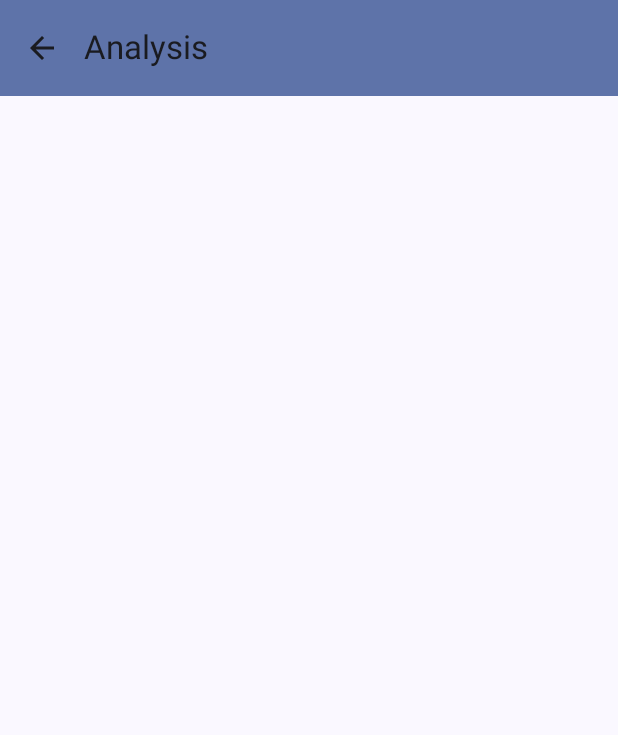
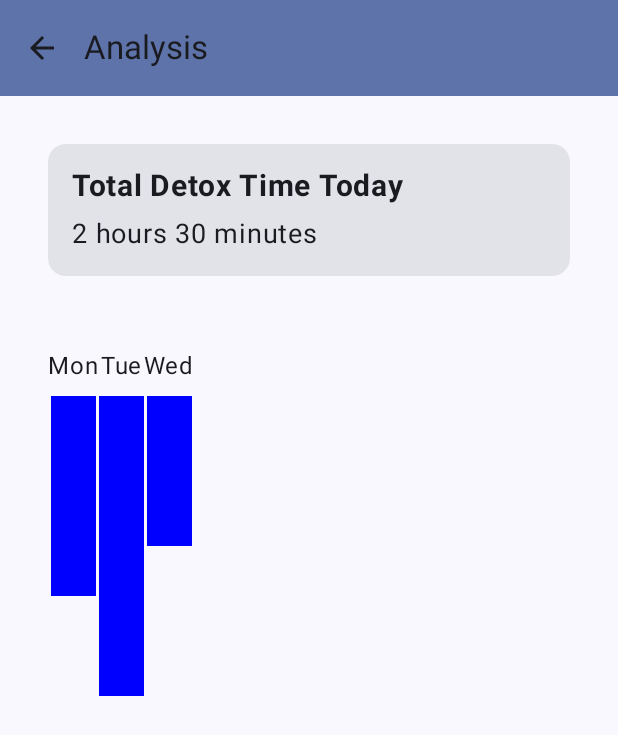
Before and after one commit to CZ4052-cloud-computing-project/CZ4052_group_project_frontend, an Android app built with Jetpack Compose: the AnalysisScreen screen opened through its navigation route, on a phone screen of 412 x 824 dp. Shown: the top 735 px of the screen. Run offline under Robolectric (Android 15) with nearby library versions, the phone set to English and light mode, and no system bars.

Commit message:
added goal, leaderboard and analysis drafts

```diff
--- /dev/null
+++ b/Digital_detox_app/app/src/main/java/com/example/digital_detox_app/AnalysisScreen.kt
@@ -0,0 +1,116 @@
+import androidx.compose.foundation.background
+import androidx.compose.foundation.layout.Box
+import androidx.compose.foundation.layout.Column
+import androidx.compose.foundation.layout.Row
+import androidx.compose.foundation.layout.Spacer
+import androidx.compose.foundation.layout.fillMaxSize
+import androidx.compose.foundation.layout.fillMaxWidth
+import androidx.compose.foundation.layout.height
+import androidx.compose.foundation.layout.padding
+import androidx.compose.foundation.layout.size
+import androidx.compose.material3.Card
+import androidx.compose.material3.MaterialTheme
+import androidx.compose.material3.Surface
+import androidx.compose.material3.Text
+import androidx.compose.runtime.Composable
+import androidx.compose.ui.Alignment
+import androidx.compose.ui.Modifier
+import androidx.compose.ui.graphics.Color
+import androidx.compose.ui.text.font.FontWeight
+import androidx.compose.ui.tooling.preview.Preview
+import androidx.compose.ui.unit.dp
+import androidx.compose.ui.unit.sp
+import androidx.compose.ui.unit.times
+import com.example.digital_detox_app.ui.theme.Digital_detox_appTheme
+
+@Composable
+fun TotalDetoxTimeCard(totalDetoxTime: String) {
+    Card(
+        modifier = Modifier
+            .fillMaxWidth()
+            .padding(16.dp)
+    ) {
+        Column(
+            modifier = Modifier.padding(16.dp)
+        ) {
+            Text(
+                text = "Total Detox Time Today",
+                fontSize = 20.sp,
+                fontWeight = FontWeight.Bold
+            )
+            Spacer(modifier = Modifier.height(8.dp))
+            Text(
+                text = totalDetoxTime,
+                fontSize = 18.sp
+            )
+        }
+    }
+}
+
+@Composable
+fun BarGraph(dataPoints: List<Pair<String, Int>>) {
+    val maxValue = dataPoints.maxOf { it.second }
+    val maxHeight = 200.dp // Maximum height for the bar graph
+    val barWidth = 30.dp
+
+    Row(
+        modifier = Modifier
+            .fillMaxWidth()
+            .padding(16.dp)
+    ) {
+        dataPoints.forEach { (day, detoxTime) ->
+            Column(
+                horizontalAlignment = Alignment.CenterHorizontally
+            ) {
+                Text(text = day)
+                Spacer(modifier = Modifier.height(8.dp))
+                Box(
+                    modifier = Modifier
+                        .size(barWidth, (detoxTime.toFloat() / maxValue.toFloat()) * maxHeight)
+                        .background(Color.Blue)
+                )
+            }
+        }
+    }
+}
+
+@Composable
+fun AnalysisPage(totalDetoxTime: String, dataPoints: List<Pair<String, Int>>) {
+
+        Column(
+            modifier = Modifier
+                .fillMaxSize()
+                .padding(16.dp)
+        ) {
+            TotalDetoxTimeCard(totalDetoxTime = totalDetoxTime)
+            Spacer(modifier = Modifier.height(16.dp))
+            BarGraph(dataPoints = dataPoints)
+        }
+
+}
+
+@Composable
+fun AnalysisScreen() {
+    // Dummy data
+    val totalDetoxTime = "2 hours 30 minutes"
+    val dataPoints = listOf(
+        "Mon" to 120, // 2 hours
+        "Tue" to 180, // 3 hours
+        "Wed" to 90    // 1 hour 30 minutes
+    )
+
+    AnalysisPage(totalDetoxTime = totalDetoxTime, dataPoints = dataPoints)
+}
+
+@Preview(showBackground = true)
+@Composable
+fun AnalysisScreenPreview() {
+    Digital_detox_appTheme {
+        Surface(
+            modifier = Modifier.fillMaxSize(),
+            color = MaterialTheme.colorScheme.background
+        ) {
+            AnalysisScreen()
+        }
+    }
+}
--- a/Digital_detox_app/app/src/main/java/com/example/digital_detox_app/DigitalDetoxScreen.kt
+++ b/Digital_detox_app/app/src/main/java/com/example/digital_detox_app/DigitalDetoxScreen.kt
@@ -1,7 +1,10 @@
 package com.example.digital_detox_app
 
+import AnalysisScreen
+import LeaderboardEntry
 import MainMenuScreen
 import StartDetoxScreen
+import LeaderboardScreen
 import androidx.annotation.StringRes
 import androidx.compose.foundation.layout.fillMaxSize
 import androidx.compose.foundation.layout.padding
@@ -15,6 +18,7 @@ import androidx.compose.material3.Icon
 import androidx.compose.material3.IconButton
 import androidx.compose.material3.MaterialTheme
 import androidx.compose.material3.Scaffold
+import androidx.compose.material3.Surface
 import androidx.compose.material3.Text
 import androidx.compose.material3.TopAppBar
 import androidx.compose.material3.TopAppBarDefaults
@@ -23,12 +27,14 @@ import androidx.compose.runtime.getValue
 import androidx.compose.ui.Alignment
 import androidx.compose.ui.Modifier
 import androidx.compose.ui.res.stringResource
+import androidx.compose.ui.tooling.preview.Preview
 import androidx.lifecycle.viewmodel.compose.viewModel
 import androidx.navigation.NavHostController
 import androidx.navigation.compose.NavHost
 import androidx.navigation.compose.composable
 import androidx.navigation.compose.currentBackStackEntryAsState
 import androidx.navigation.compose.rememberNavController
+import com.example.digital_detox_app.ui.theme.Digital_detox_appTheme
 
 enum class DigitalDetoxScreen(@StringRes val title: Int) {
     MainMenu(title = R.string.app_name),
@@ -70,6 +76,7 @@ fun DigitalDetoxApp(
 //    viewModel: OrderViewModel = viewModel(),
     sessionButtonViewModel: SessionButtonViewModel = viewModel(),
     timerViewModel: TimerViewModel = viewModel(),
+    goalTimeViewModel: GoalTimeViewModel = viewModel(),
     navController: NavHostController = rememberNavController(),
 ) {
     // Get current back stack entry
@@ -77,6 +84,10 @@ fun DigitalDetoxApp(
     // Get the name of the current screen
     val currentScreen = DigitalDetoxScreen.valueOf(
         backStackEntry?.destination?.route ?: DigitalDetoxScreen.MainMenu.name
+    )
+    val sampleLeaderboard=listOf(
+        LeaderboardEntry(1, "Player1", 100),
+        LeaderboardEntry(2, "Player2", 90),
     )
     Scaffold (
         topBar = {
@@ -115,14 +126,34 @@ fun DigitalDetoxApp(
                 )
             }
             composable(route = DigitalDetoxScreen.LeaderBoard.name) {
-                // TODO: create Screen for Leaderboard
+                LeaderboardScreen(sampleLeaderboard)
             }
             composable(route = DigitalDetoxScreen.Analysis.name) {
-                // TODO: create Screen for Analysis
+                AnalysisScreen()
             }
             composable(route = DigitalDetoxScreen.SetGoal.name) {
-                // TODO: create Screen for Set Goals
+                SetGoalScreen(
+                    goalTimeViewModel=goalTimeViewModel,
+                    modifier = Modifier
+                        .fillMaxSize()
+                        .wrapContentSize(Alignment.Center)
+                )
+
+                }
             }
         }
     }
+
+
+@Preview(showBackground = true)
+@Composable
+fun MainMenuScreenPreview() {
+    Digital_detox_appTheme {
+        Surface(
+            modifier = Modifier.fillMaxSize(),
+            color = MaterialTheme.colorScheme.background
+        ) {
+            DigitalDetoxApp()
+        }
+    }
 }
--- /dev/null
+++ b/Digital_detox_app/app/src/main/java/com/example/digital_detox_app/GoalTimeViewModel.kt
@@ -0,0 +1,18 @@
+package com.example.digital_detox_app
+
+import androidx.lifecycle.ViewModel
+import kotlinx.coroutines.flow.MutableStateFlow
+import kotlinx.coroutines.flow.StateFlow
+
+class GoalTimeViewModel : ViewModel() {
+    // MutableStateFlow to hold the goal time
+    private val _goalTime = MutableStateFlow(0L)
+
+    // Expose the StateFlow as immutable LiveData to observe changes
+    val goalTime: StateFlow<Long> = _goalTime
+
+    // Function to set the goal time
+    fun setGoalTime(timeInSeconds: Long) {
+        _goalTime.value = timeInSeconds
+    }
+}
--- a/Digital_detox_app/app/src/main/java/com/example/digital_detox_app/StartDetoxScreen.kt
+++ b/Digital_detox_app/app/src/main/java/com/example/digital_detox_app/StartDetoxScreen.kt
@@ -29,10 +29,10 @@ import com.example.digital_detox_app.ui.theme.Digital_detox_appTheme
 
 @Composable
 fun StartDetoxScreen(
+    modifier: Modifier = Modifier,
     navController: NavHostController = rememberNavController(),
     sessionButtonViewModel: SessionButtonViewModel = viewModel(),
     timerViewModel: TimerViewModel = viewModel(),
-    modifier: Modifier = Modifier,
 ) {
     Column(
         modifier = modifier,
--- a/Digital_detox_app/app/src/main/res/values/strings.xml
+++ b/Digital_detox_app/app/src/main/res/values/strings.xml
@@ -1,9 +1,9 @@
 <resources>
-    <string name="app_name">digital_detox_app</string>
-    <string name="start_detox_session">start detox</string>
+    <string name="app_name">Digital Detox App</string>
+    <string name="start_detox_session">Start Detox</string>
     <string name="view_leaderboard">Leaderboard</string>
     <string name="view_analysis">Analysis</string>
-    <string name="set_goal">set goal</string>
+    <string name="set_goal">Set Goal</string>
     <string name="back_button">Back</string>
     <string name="mainMenuButton">R.string.app_name</string>
     <string name="startDetoxButton">R.string.start_detox_session</string>
```
Also changed, not shown: Digital_detox_app/app/src/main/java/com/example/digital_detox_app/LeaderboardScreen.kt (added, +72 -0 lines), Digital_detox_app/app/src/main/java/com/example/digital_detox_app/SetGoalScreen.kt (added, +119 -0 lines).
